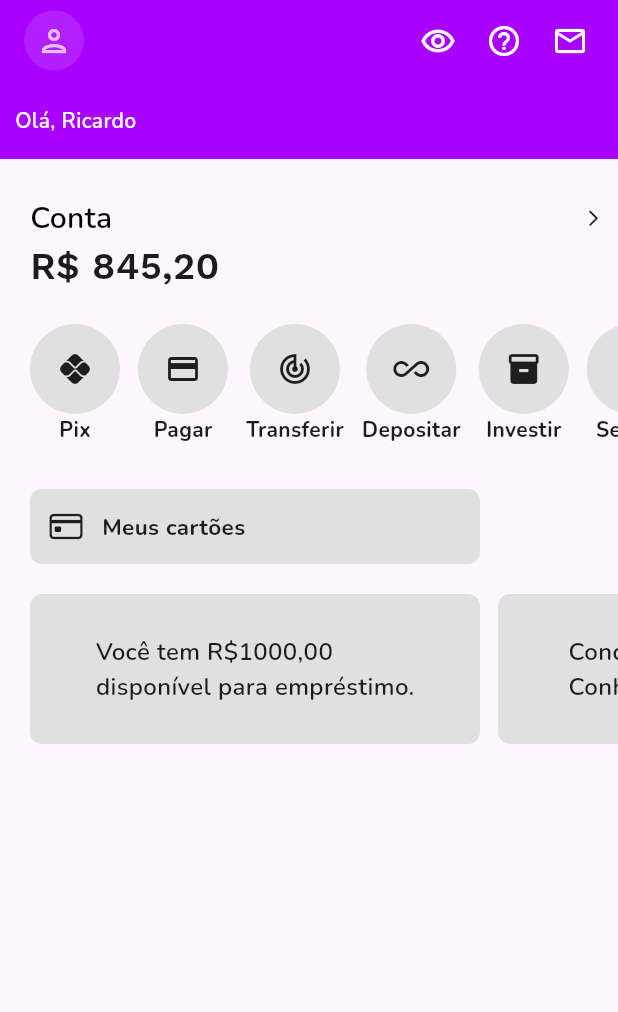
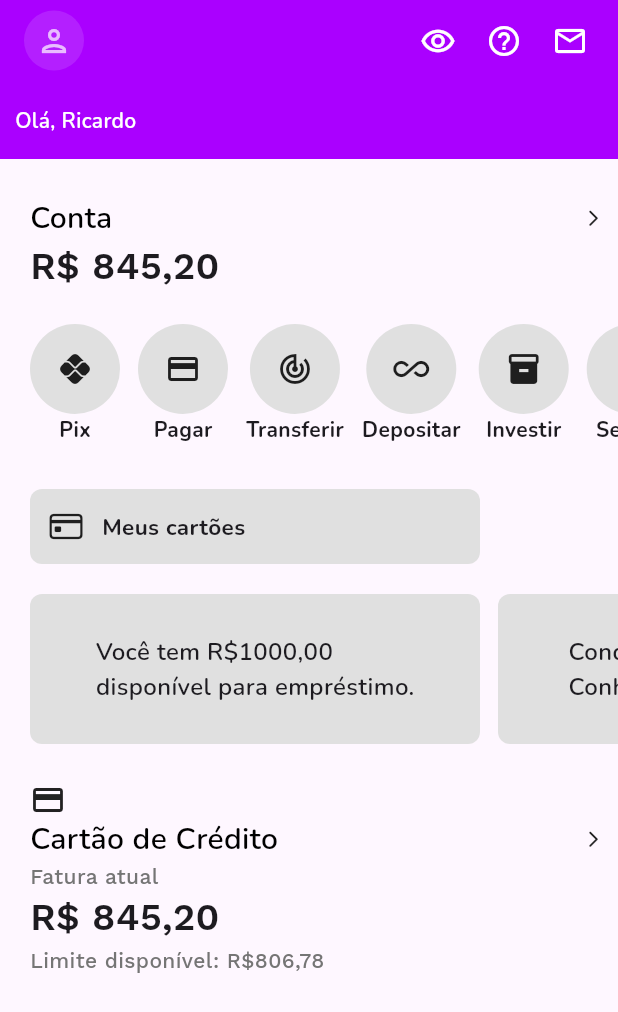
Before and after one commit to ETEC-Pedro-Badran/PAMI20241s, a Flutter app: the screen it shows after launch, on a phone screen of 412 x 824 dp. Shown: the top 1012 px of the screen. Run offline on Flutter 3.47's test engine with Material 3 defaults, Android fonts, the phone set to English and light mode, and no system bars; our stand-ins replace google_fonts.

Commit message:
Final layout nubanck

```diff
--- a/nubanckclone/lib/home.dart
+++ b/nubanckclone/lib/home.dart
@@ -9,8 +9,16 @@ class Home extends StatelessWidget {
   Widget build(BuildContext context) {
     return Scaffold(
         appBar: appBar(),
-        body: Column(
-          children: [saldoConta(), opcoesConta(), meusCartoes(), aviso()],
+        body: SingleChildScrollView(
+          child: Column(
+            children: [
+              saldoConta(),
+              opcoesConta(),
+              meusCartoes(),
+              aviso(),
+              saldoCartao()
+            ],
+          ),
         ));
   }
 
@@ -204,4 +212,66 @@ class Home extends StatelessWidget {
       ),
     );
   }
+
+  saldoCartao() {
+    return Padding(
+      padding: const EdgeInsets.only(left: 20, right: 10, top: 25, bottom: 20),
+      child: Column(
+        children: [
+          Row(
+            children: [
+              Icon(Icons.credit_card),
+            ],
+          ),
+          Row(
+            mainAxisAlignment: MainAxisAlignment.spaceBetween,
+            children: [
+              Text(
+                "Cartão de Crédito",
+                style: GoogleFonts.nunito(
+                    fontSize: 20,
+                    color: Colors.black,
+                    fontWeight: FontWeight.w600),
+              ),
+              const Icon(
+                Icons.arrow_forward_ios_rounded,
+                size: 13,
+              )
+            ],
+          ),
+          Row(
+            children: [
+              Text(
+                "Fatura atual",
+                style: GoogleFonts.workSans(
+                    fontSize: 14,
+                    fontWeight: FontWeight.w500,
+                    color: Colors.grey[600]),
+              ),
+            ],
+          ),
+          Row(
+            children: [
+              Text(
+                "R\$ 845,20",
+                style: GoogleFonts.workSans(
+                    fontSize: 25, fontWeight: FontWeight.w600),
+              ),
+            ],
+          ),
+          Row(
+            children: [
+              Text(
+                "Limite disponível: R\$806,78",
+                style: GoogleFonts.workSans(
+                    fontSize: 14,
+                    fontWeight: FontWeight.w500,
+                    color: Colors.grey[600]),
+              ),
+            ],
+          ),
+        ],
+      ),
+    );
+  }
 }
```
